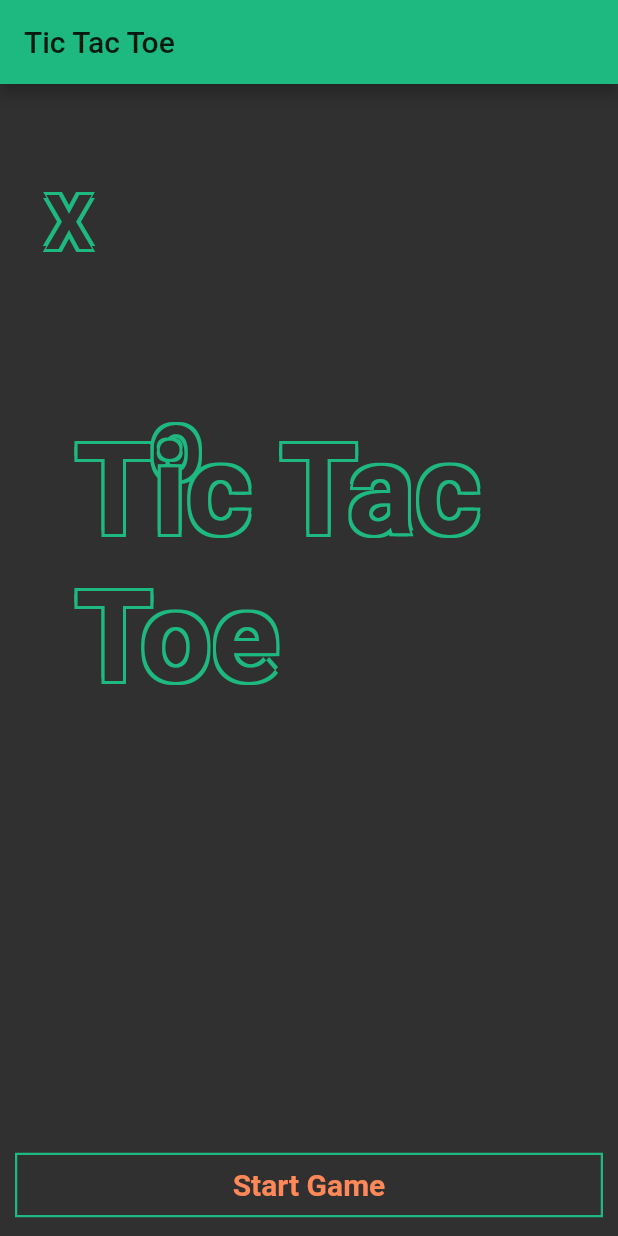
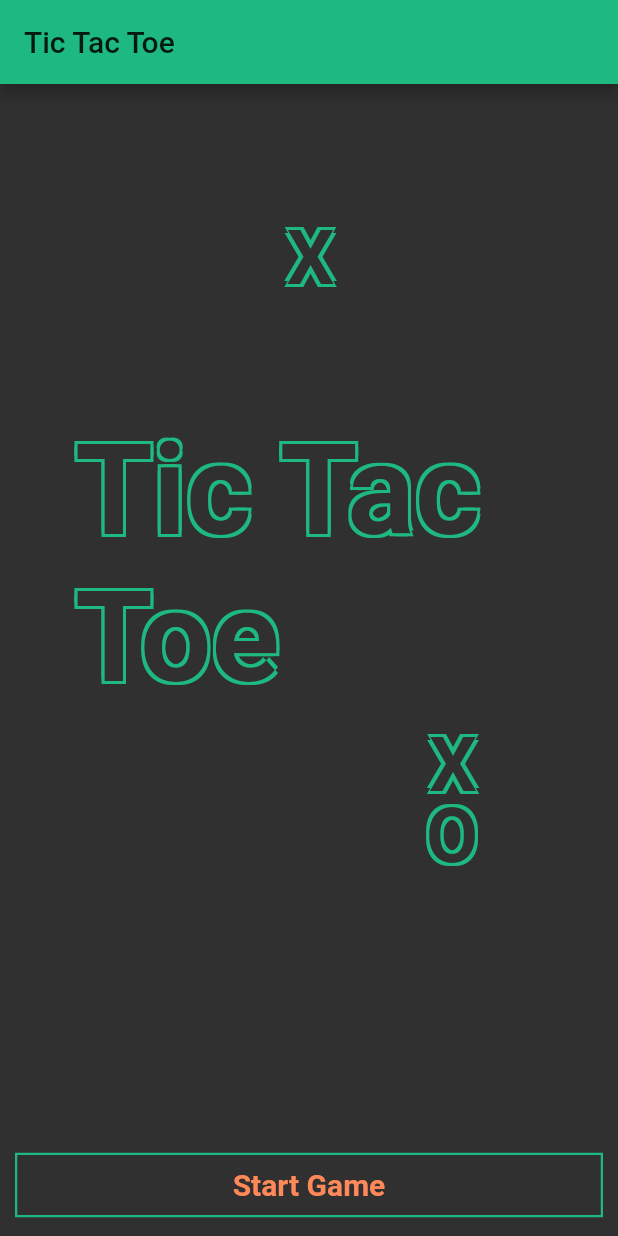
Before and after one commit to Rapol/tic_tac_toe_flutter, a Flutter app: the screen it shows after launch, on a phone screen of 412 x 824 dp. Run offline on Flutter 3.47's test engine with Material 2 defaults, Android fonts, the phone set to English and light mode, and no system bars.

Commit message:
updated BackgroundAnimation to use TickerProvider, handling multiple animations in lists

```diff
--- a/lib/widget/BackgroundAnimation.dart
+++ b/lib/widget/BackgroundAnimation.dart
@@ -1,6 +1,9 @@
 import 'package:flutter/material.dart';
+import 'dart:math';
 
 import 'package:tic_tac_toe/constants.dart' as constants;
+
+final rand = new Random();
 
 class BackgroundAnimation extends StatefulWidget {
   @override
@@ -10,39 +13,62 @@ class BackgroundAnimation extends StatefulWidget {
 }
 
 class BackgroundAnimationState extends State<BackgroundAnimation>
-    with SingleTickerProviderStateMixin {
-  AnimationController controller;
-  Animation<RelativeRect> rect;
-  Animation<RelativeRect> rect2;
-  CurvedAnimation curvedAnimation;
+    with TickerProviderStateMixin {
+  static const int numberOfAnimations = 5;
+  static const int MIN_ANIMATION_DURATION = 3;
+  static const int MAX_ANIMATION_DURATION = 7;
+  final List<AnimationController> controllers = [];
+  final List<CurvedAnimation> curvedAnimations = [];
+  final List<Animation<RelativeRect>> rectAnimations = [];
+
+  initializeControllers(int i) {
+    final int duration = getRandomNumber(MAX_ANIMATION_DURATION, MIN_ANIMATION_DURATION);
+    controllers.add(AnimationController(
+      vsync: this,
+      duration: Duration(seconds: duration),
+    ));
+  }
+
+  initializeAnimations(int i) {
+    curvedAnimations
+        .add(CurvedAnimation(parent: controllers[i], curve: Curves.easeInOut));
+  }
+
+  buildRectTweens(int i) {
+    final double rndWidth = getRandomNumber(this.context.size.width.toInt()).toDouble();
+    final Animation<RelativeRect> rect = RelativeRectTween(
+      begin: RelativeRect.fromLTRB(rndWidth, -60.0, 0, 0),
+      end: RelativeRect.fromLTRB(rndWidth, this.context.size.height, 0, 0.0),
+    ).animate(curvedAnimations[i])
+      ..addStatusListener((status) {
+        if (status == AnimationStatus.completed) {
+          controllers[i].repeat();
+        }
+      });
+    rectAnimations.add(rect);
+  }
+
+  setupAnimations(Duration duration) {
+    for (var i = 0; i < numberOfAnimations; i++) {
+      initializeControllers(i);
+      initializeAnimations(i);
+      buildRectTweens(i);
+      controllers[i].forward();
+      setState(() {
+
+      });
+    }
+  }
 
   @override
   void initState() {
     super.initState();
-    controller = AnimationController(
-      vsync: this,
-      duration: Duration(seconds: 3),
-    );
-    curvedAnimation = CurvedAnimation(parent: controller, curve: Curves.easeOut);
-    rect = RelativeRectTween(
-      begin: RelativeRect.fromLTRB(30, -60.0, 0, 0),
-      end: RelativeRect.fromLTRB(30.0, 100, 0, 0.0),
-    ).animate(curvedAnimation)
-    ..addListener(() {
-      if(rect.isCompleted){
-        controller.repeat();
-      }
-    });
-    rect2 = RelativeRectTween(
-      begin: RelativeRect.fromLTRB(100.0, -60.0, 0, 0),
-      end: RelativeRect.fromLTRB(100.0, 300.0, 0, 0),
-    ).animate(curvedAnimation);
-    controller.forward();
+    WidgetsBinding.instance.addPostFrameCallback(setupAnimations);
   }
 
   @override
   void dispose() {
-    controller?.dispose();
+    controllers?.forEach((c) => c.dispose());
     super.dispose();
   }
 
@@ -50,24 +76,20 @@ class BackgroundAnimationState extends State<BackgroundAnimation>
   Widget build(BuildContext context) {
     return Stack(
       fit: StackFit.expand,
-      children: <Widget>[
-        PositionedTransition(
+      children: this.rectAnimations.map((rect) {
+        return PositionedTransition(
           rect: rect,
-          child: Text('X',
+          child: Text(getRandomNumber(1) == 0 ? 'X' : 'O',
               style: Theme.of(context)
                   .textTheme
                   .display2
                   .apply(fontSizeFactor: 0.6)),
-        ),
-        PositionedTransition(
-          rect: rect2,
-          child: Text('O',
-              style: Theme.of(context)
-                  .textTheme
-                  .display2
-                  .apply(fontSizeFactor: 0.6)),
-        ),
-      ],
+        );
+      }).toList(),
     );
   }
 }
+
+int getRandomNumber(int max, [int min = 0]) {
+  return min + rand.nextInt(max + 1 - min);
+}
```
